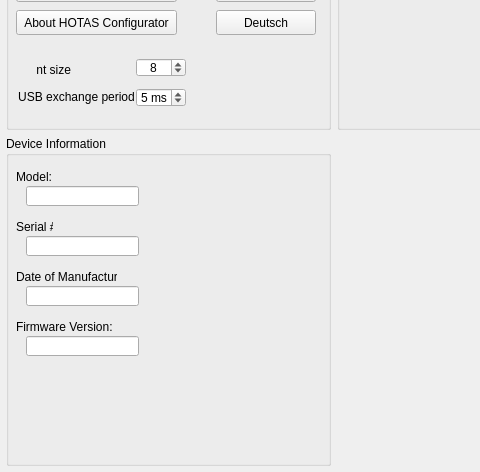
invictuscockpits/HOTASConfigurator, file src/widgets/adv-settings/advancedsettings.ui: the form before one commit; both pictures show x 0 to 480 and y 126 to 598 of the 1084 by 598 pixel window.
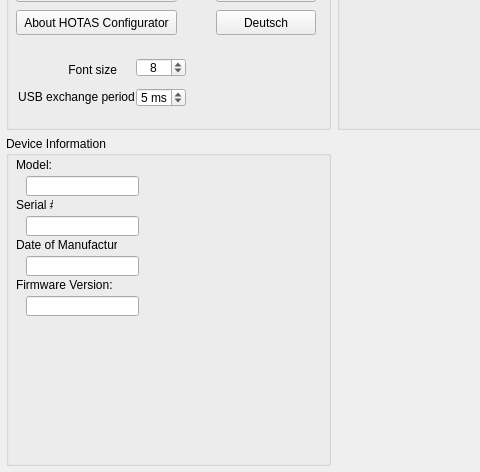
The form after the commit. Icons and pictures are not drawn.

```diff
--- a/src/widgets/adv-settings/advancedsettings.ui
+++ b/src/widgets/adv-settings/advancedsettings.ui
@@ -198,7 +198,7 @@
        <rect>
         <x>30</x>
         <y>180</y>
-        <width>35</width>
+        <width>81</width>
         <height>19</height>
        </rect>
       </property>
@@ -385,7 +385,7 @@
       <property name="geometry">
        <rect>
         <x>20</x>
-        <y>50</y>
+        <y>40</y>
         <width>113</width>
         <height>20</height>
        </rect>
@@ -395,7 +395,7 @@
       <property name="geometry">
        <rect>
         <x>20</x>
-        <y>100</y>
+        <y>80</y>
         <width>113</width>
         <height>20</height>
        </rect>
@@ -405,7 +405,7 @@
       <property name="geometry">
        <rect>
         <x>20</x>
-        <y>150</y>
+        <y>120</y>
         <width>113</width>
         <height>20</height>
        </rect>
@@ -415,7 +415,7 @@
       <property name="geometry">
        <rect>
         <x>20</x>
-        <y>200</y>
+        <y>160</y>
         <width>113</width>
         <height>20</height>
        </rect>
@@ -425,7 +425,7 @@
       <property name="geometry">
        <rect>
         <x>10</x>
-        <y>35</y>
+        <y>23</y>
         <width>37</width>
         <height>12</height>
        </rect>
@@ -438,7 +438,7 @@
       <property name="geometry">
        <rect>
         <x>10</x>
-        <y>85</y>
+        <y>63</y>
         <width>37</width>
         <height>12</height>
        </rect>
@@ -451,7 +451,7 @@
       <property name="geometry">
        <rect>
         <x>10</x>
-        <y>133</y>
+        <y>101</y>
         <width>101</width>
         <height>16</height>
        </rect>
@@ -464,7 +464,7 @@
       <property name="geometry">
        <rect>
         <x>10</x>
-        <y>183</y>
+        <y>141</y>
         <width>101</width>
         <height>16</height>
        </rect>
```
